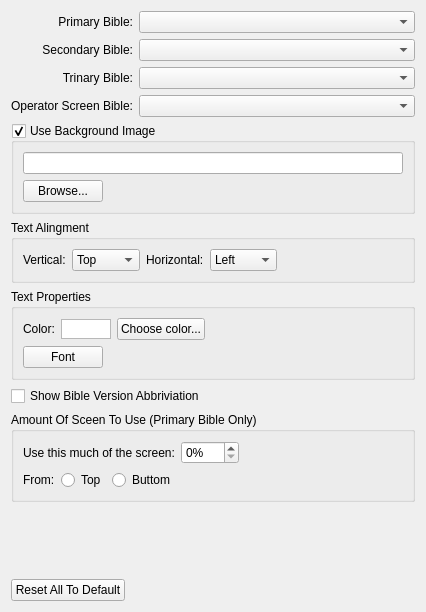
The window that src/biblesettingwidget.ui (SoftProjector/src) describes before a commit, drawn with Qt 5.
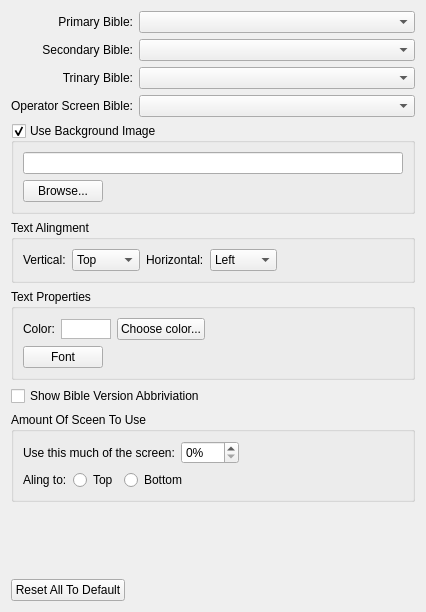
The same window after the commit.

Diff of the .ui file:
```diff
--- a/src/biblesettingwidget.ui
+++ b/src/biblesettingwidget.ui
@@ -305,7 +305,7 @@
    <item row="5" column="0">
     <widget class="QGroupBox" name="groupBox_maxScreen">
      <property name="title">
-      <string>Amount Of Sceen To Use (Primary Bible Only)</string>
+      <string>Amount Of Sceen To Use</string>
      </property>
      <layout class="QGridLayout" name="gridLayout">
       <item row="0" column="0">
@@ -347,7 +347,7 @@
         <item>
          <widget class="QLabel" name="label_maxTopButtom">
           <property name="text">
-           <string>From:</string>
+           <string>Aling to:</string>
           </property>
          </widget>
         </item>
@@ -361,7 +361,7 @@
         <item>
          <widget class="QRadioButton" name="radioButton_maxButtom">
           <property name="text">
-           <string>Buttom</string>
+           <string>Bottom</string>
           </property>
          </widget>
         </item>
```
Left out of the diff: 11 changed lines with no effect on the pictures.
